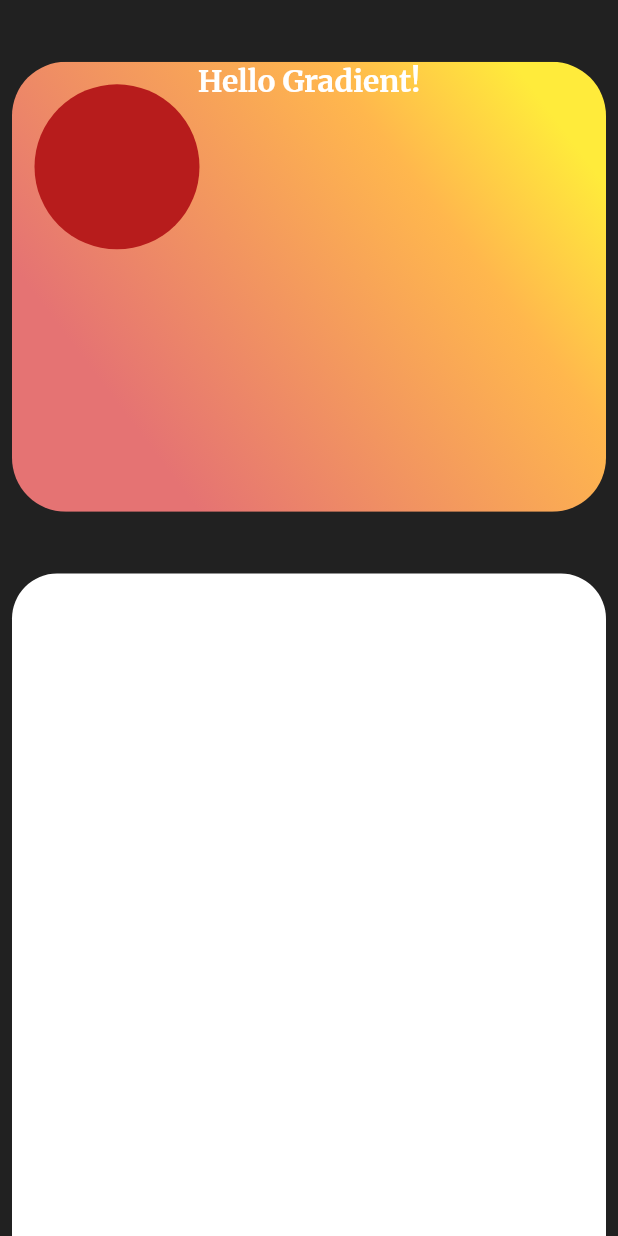
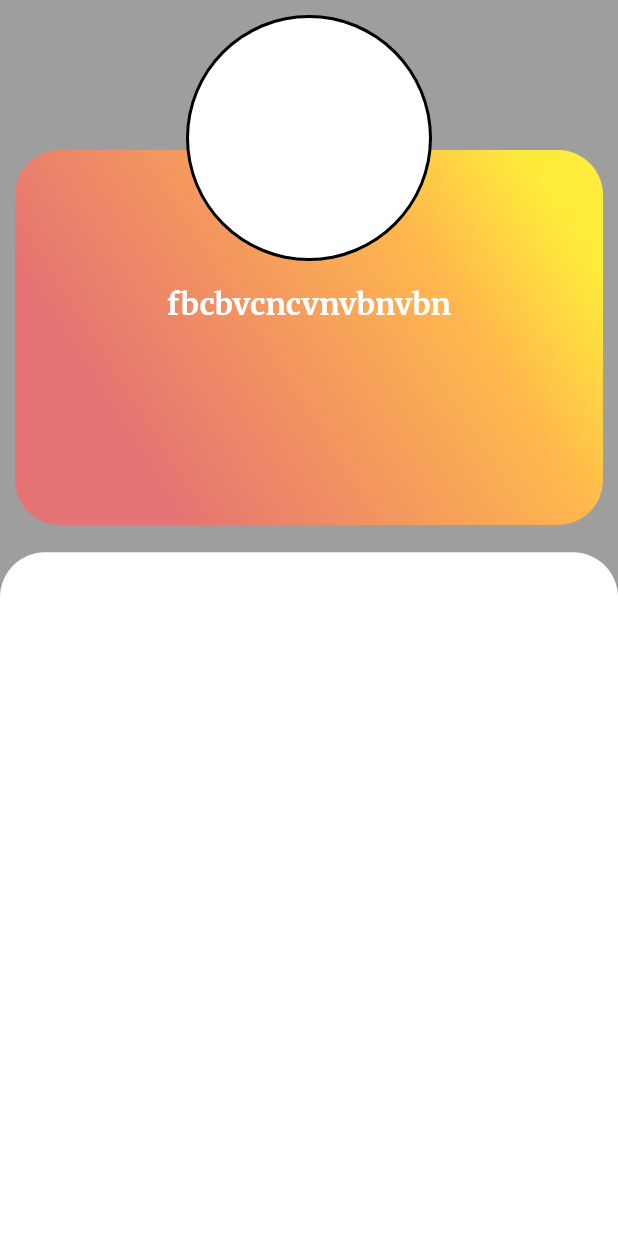
Before and after one commit to Ankan1998/Flutter-meets-GraphQL, a Flutter app: the HomeScreen screen opened directly, on a phone screen of 412 x 824 dp. Run offline on Flutter 3.47's test engine with Material 2 defaults, Android fonts, the phone set to English and light mode, and no system bars; our stand-ins replace google_fonts, graphql_flutter.

Commit message:
Profile block completed

```diff
--- a/fgql/lib/screens/home_screen.dart
+++ b/fgql/lib/screens/home_screen.dart
@@ -27,24 +27,27 @@ class _HomeScreenState extends State<HomeScreen> {
       //   ),
       //   elevation: 0,
       // ),
-      backgroundColor: Colors.grey[900],
-      body: Padding(
-        padding: EdgeInsets.fromLTRB(8, 0, 8, 0),
+      backgroundColor: Colors.grey[500],
+      body: SafeArea(
         child: Column(
           children: [
-            SizedBox(
-              height: MediaQuery.of(context).size.height*0.05
-            ),
-            Stack(
-              children: [
-                ClipRRect(
-                  borderRadius: BorderRadius.circular(36.0),
-                  child: Container(
-                    width: 400,
-                    height:300,
+            // SizedBox(
+            //   height: MediaQuery.of(context).size.height*0.05
+            // ),
+            Container(
+              margin: EdgeInsets.all(10.0),
+              child: Stack(
+                //alignment: Alignment.topCenter,
+                children: [
+
+                  Container(
+                    width: MediaQuery.of(context).size.width*1.0,
+                    height:250,
+                    margin: EdgeInsets.only(top: 90.0),
                     decoration: BoxDecoration(
-
-
+                      borderRadius: BorderRadius.all(
+                        Radius.circular(30)
+                      ),
                       gradient: LinearGradient(
                         begin: Alignment.topRight,
                         end: Alignment.bottomLeft,
@@ -60,10 +63,11 @@ class _HomeScreenState extends State<HomeScreen> {
                         ],
                       )
                     ),
-                    child: Column(
+                    child:Column(
                       children: [
+                        SizedBox(height: 90,),
                         Text(
-                          'Hello Gradient!',
+                          'fbcbvcncvnvbnvbn',
                           style: TextStyle(
                             fontSize: 20.0,
                             fontWeight: FontWeight.bold,
@@ -72,21 +76,29 @@ class _HomeScreenState extends State<HomeScreen> {
                         ),
                       ],
                     ),
+
                   ),
-                ),
-                Positioned(
-                  top:15,
-                  left:15,
-                  child: CircleAvatar(
-                    radius:55,
-                    backgroundColor: Colors.red[900],
+                  Align(
+                    alignment: Alignment.topCenter,
+                    child: SizedBox(
+                      child: CircleAvatar(
+                        radius:82,
+                        backgroundColor: Colors.black,
+                        child: CircleAvatar(
+                          radius:80,
+                          backgroundColor: Colors.white,
+                        ),
+                      ),
+                    ),
                   ),
-                ),
 
-              ]
+
+
+                ]
+              ),
             ),
             SizedBox(
-              height: MediaQuery.of(context).size.height*0.05
+              height: MediaQuery.of(context).size.height*0.01
             ),
             Expanded(
               child: Container(
```
